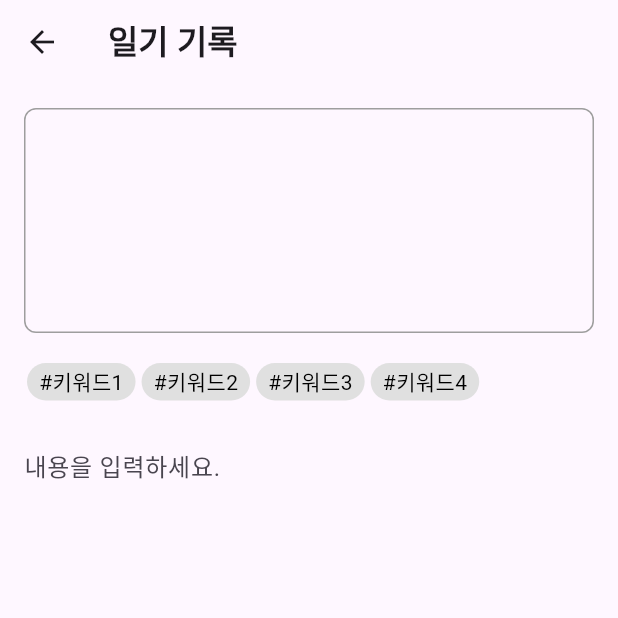
After one commit to sssanghn/Emodi-Flutter-Application, a Flutter app: the MyDiaryPage screen opened directly, on a phone screen of 412 x 824 dp, the top half of it. The commit adds this screen. Run offline on Flutter 3.47's test engine with Material 3 defaults, Android fonts, the phone set to English and light mode, and no system bars; our stand-ins replace cached_network_image, carousel_slider, expandable_text, image_picker, page_transition, pie_chart and 2 more; network calls fail.

Commit message:
minor update

```diff
--- a/lib/communitys/hlog_write.dart
+++ b/lib/communitys/hlog_write.dart
@@ -1,7 +1,6 @@
 import 'package:flutter/material.dart';
 import 'dart:io';
 import 'package:image_picker/image_picker.dart';
-import 'package:emodi/constants.dart';
 import 'package:emodi/root_page.dart';
 import 'package:emodi/communitys/emotion_analysis.dart';
 
--- /dev/null
+++ b/lib/widgets/mydiary.dart
@@ -0,0 +1,101 @@
+import 'package:flutter/material.dart';
+import 'dart:io';
+import 'package:emodi/widgets/calendar.dart';
+
+class MyDiaryPage extends StatefulWidget {
+  final List<File>? images;
+
+  const MyDiaryPage({Key? key, this.images}) : super(key: key);
+
+  @override
+  State<MyDiaryPage> createState() => _MyDiaryPageState();
+}
+
+class _MyDiaryPageState extends State<MyDiaryPage> {
+  TextEditingController _textEditingController = TextEditingController();
+  File? _selectedImage;
+
+  // 키워드 리스트
+  final List<String> keywords = ['#키워드1', '#키워드2', '#키워드3', '#키워드4'];
+
+  @override
+  void initState() {
+    super.initState();
+    if (widget.images != null && widget.images!.isNotEmpty) {
+      _selectedImage = widget.images!.first;
+    }
+  }
+
+  @override
+  Widget build(BuildContext context) {
+    return Scaffold(
+      appBar: AppBar(
+        leading: IconButton(
+          onPressed: () {
+            Navigator.pop(
+              context
+            );
+          },
+          icon: Icon(Icons.arrow_back),
+        ),
+        title: Text(
+          '일기 기록',
+          style: TextStyle(
+            fontWeight: FontWeight.w700,
+          ),
+        ),
+      ),
+      body: SingleChildScrollView(
+        padding: EdgeInsets.all(16.0),
+        child: Column(
+          crossAxisAlignment: CrossAxisAlignment.start,
+          children: [
+            // Image selection container
+            Container(
+              width: double.infinity,
+              height: _selectedImage != null ? 150.0 : 150.0,
+              decoration: BoxDecoration(
+                border: Border.all(color: Colors.grey),
+                borderRadius: BorderRadius.circular(8.0),
+              ),
+              child: _selectedImage != null
+                  ? Image.file(
+                _selectedImage!,
+                fit: BoxFit.cover,
+              )
+                  : Container()
+            ),
+            const SizedBox(height: 16.0),
+            Wrap(
+              children: keywords.map((keyword) {
+                return Container(
+                  margin: EdgeInsets.symmetric(vertical: 4.0, horizontal: 2.0),
+                  padding: EdgeInsets.symmetric(vertical: 2.0, horizontal: 8.0),
+                  decoration: BoxDecoration(
+                    color: Colors.grey[300],
+                    borderRadius: BorderRadius.circular(20.0),
+                  ),
+                  child: Text(
+                    keyword,
+                    style: TextStyle(
+                      color: Colors.black,
+                    ),
+                  ),
+                );
+              }).toList(),
+            ),
+            const SizedBox(height: 16.0),
+            TextField(
+              controller: _textEditingController,
+              maxLines: null,
+              decoration: InputDecoration(
+                hintText: '내용을 입력하세요.',
+                border: InputBorder.none,
+              ),
+            ),
+          ],
+        ),
+      ),
+    );
+  }
+}
```
Also changed, not shown: lib/widgets/calendar.dart (+62 -105 lines).
